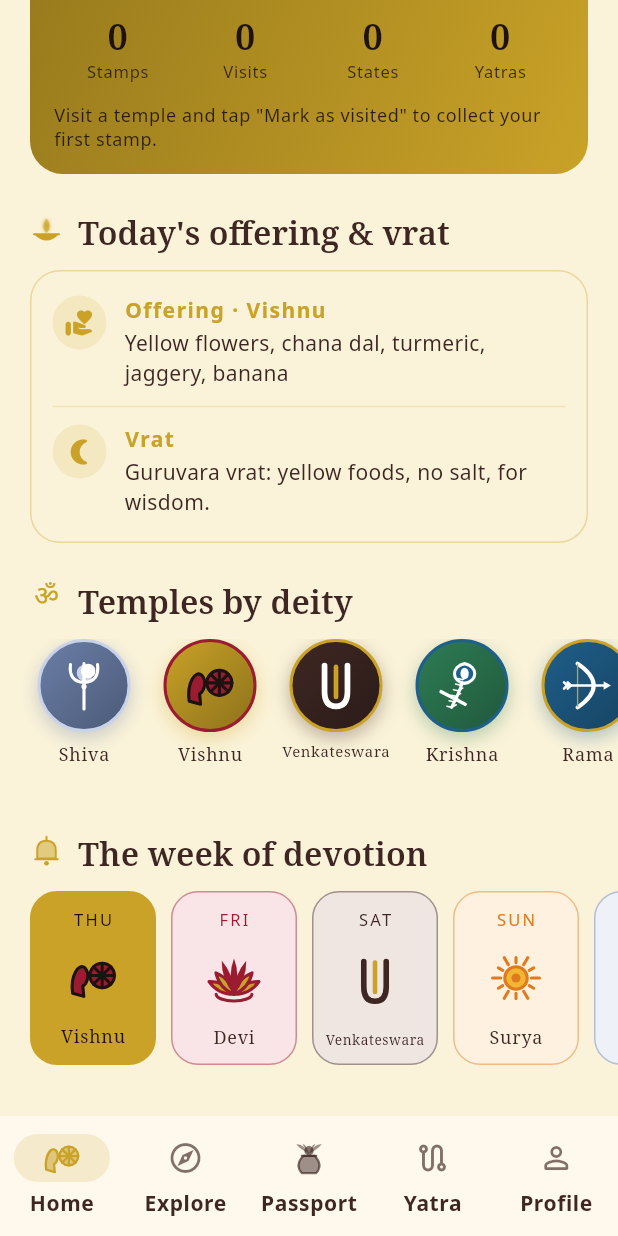
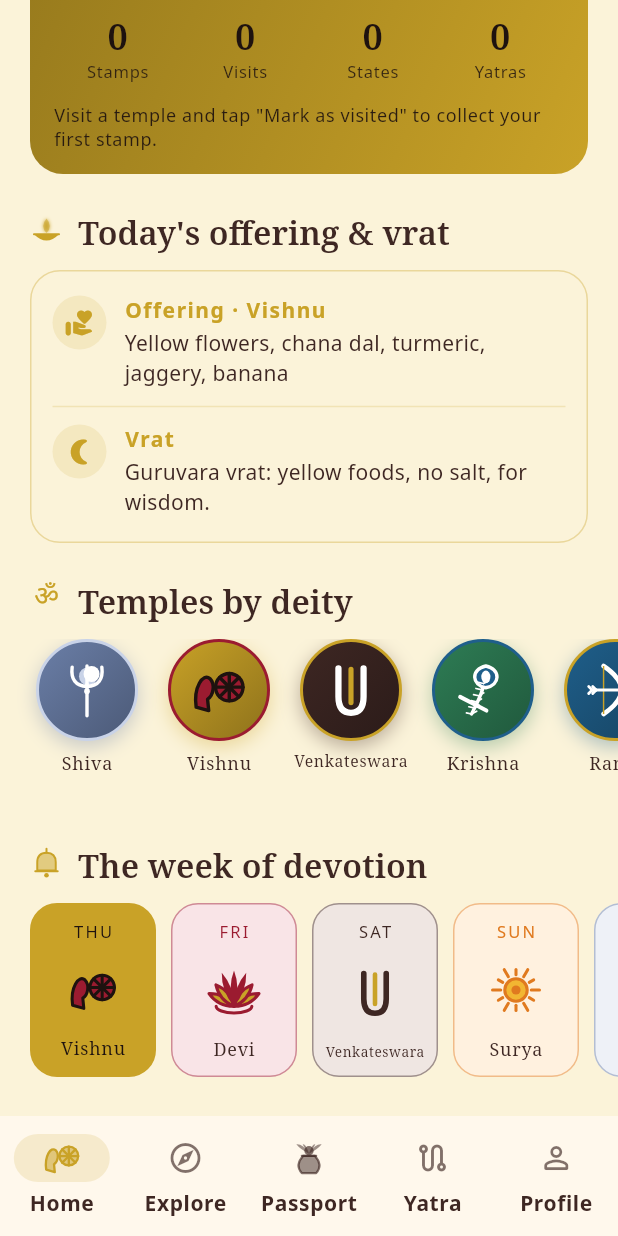
Before and after one commit to PranayReddy10/temple-app, a Flutter app: the screen it shows after launch, scrolled down 576 dp, on a phone screen of 412 x 824 dp. Run offline on Flutter 3.47's test engine with Material 3 defaults, Android fonts, the phone set to English and light mode, and no system bars; our stand-ins replace audioplayers, flutter_tts, geolocator, image_picker, qr_flutter, share_plus and 3 more; missing offline and left inert: mobile_scanner; network calls fail.

```diff
--- a/lib/core/motifs/motif.dart
+++ b/lib/core/motifs/motif.dart
@@ -1,6 +1,8 @@
 import 'dart:math' as math;
 
 import 'package:flutter/material.dart';
+
+import '../widgets/app_image.dart';
 
 /// Symbols drawn by hand rather than shipped as images: they scale to any
 /// size, tint to any day's colour and weigh nothing on a patchy network.
@@ -70,7 +72,9 @@ class DeityIcon extends StatelessWidget {
         boxShadow: [BoxShadow(color: accent.withValues(alpha: 0.35), blurRadius: 10, offset: const Offset(0, 4))],
       ),
       clipBehavior: Clip.antiAlias,
-      child: imageUrl == null || imageUrl!.isEmpty ? emblem : Image.network(imageUrl!, fit: BoxFit.cover, width: size, height: size, errorBuilder: (_, __, ___) => emblem),
+      // The painting from the deity's record, when there is one; its emblem
+      // while it loads, offline, or when there is none.
+      child: imageUrl == null || imageUrl!.isEmpty ? emblem : AppImage(imageUrl!, placeholder: emblem, decodeWidth: (size * 3).round(), alignment: Alignment.topCenter),
     );
   }
 }
--- a/lib/features/home/home_screen.dart
+++ b/lib/features/home/home_screen.dart
@@ -757,31 +757,47 @@ class _PracticeCard extends StatelessWidget {
   }
 }
 
-/// Every deity as a round emblem; tapping one lists their temples.
-class _DeityRow extends StatelessWidget {
+/// Every deity with their image from the server (or their emblem, until
+/// an editor adds one); tapping one lists their temples.
+class _DeityRow extends StatefulWidget {
   const _DeityRow();
+
+  @override
+  State<_DeityRow> createState() => _DeityRowState();
+}
+
+class _DeityRowState extends State<_DeityRow> {
+  List<DeityRef> _deities = SampleData.deities;
+
+  @override
+  void initState() {
+    super.initState();
+    context.read<TempleRepository>().deities().then((r) {
+      if (mounted && r.data.isNotEmpty) setState(() => _deities = r.data);
+    });
+  }
 
   @override
   Widget build(BuildContext context) {
     final theme = Theme.of(context);
     return SizedBox(
-      height: scaledHeight(context, 104),
+      height: scaledHeight(context, 112),
       child: ListView.separated(
         scrollDirection: Axis.horizontal,
         padding: const EdgeInsets.symmetric(horizontal: 20),
-        itemCount: SampleData.deities.length,
+        itemCount: _deities.length,
         separatorBuilder: (_, __) => const SizedBox(width: 12),
         itemBuilder: (context, i) {
-          final d = SampleData.deities[i];
+          final d = _deities[i];
           final dt = DayTheme.forDeity(d.slug);
           return InkWell(
             borderRadius: BorderRadius.circular(40),
             onTap: () => Navigator.of(context).push(MaterialPageRoute(builder: (_) => SearchScreen(initial: TempleQuery(deity: d.slug)))),
             child: Column(
               children: [
-                DeityIcon(slug: d.slug, imageUrl: d.imageUrl, size: 62, accent: dt.accent, secondary: dt.secondary, onAccent: dt.onAccent()),
+                DeityIcon(slug: d.slug, imageUrl: d.imageUrl, size: 68, accent: dt.accent, secondary: dt.secondary, onAccent: dt.onAccent()),
                 const SizedBox(height: 6),
-                SizedBox(width: 72, child: FittedBox(fit: BoxFit.scaleDown, child: Text(d.name, maxLines: 1, style: theme.textTheme.labelMedium?.copyWith(fontFamily: 'NotoSerif')))),
+                SizedBox(width: 76, child: FittedBox(fit: BoxFit.scaleDown, child: Text(d.name, maxLines: 1, style: theme.textTheme.labelMedium?.copyWith(fontFamily: 'NotoSerif')))),
               ],
             ),
           );
```
Also changed, not shown: lib/features/temple/temple_screen.dart (+2 -6 lines), 1 other file.
